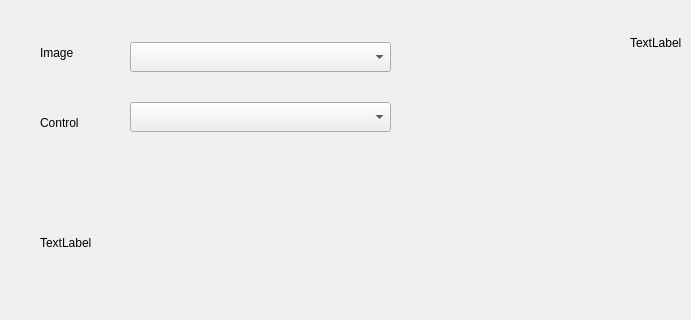
Qt form config.ui (mesterhazi/PictureViewer) before a commit; both pictures show x 0 to 691 and y 98 to 418 of the 964 by 418 pixel window.
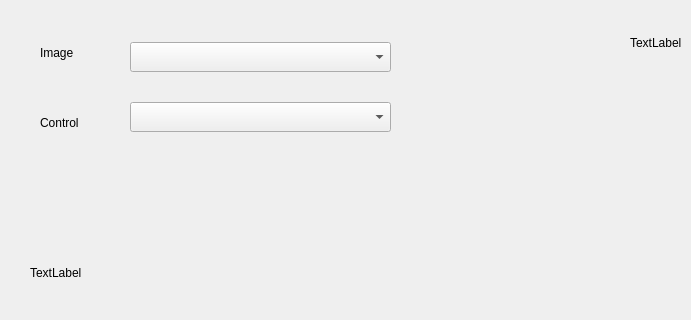
The same form after that commit.

Commit message: Automatic start after 30s in config window (with timeout resets)

What changed in the file:
```diff
--- a/config.ui
+++ b/config.ui
@@ -84,9 +84,9 @@
   <widget class="QLabel" name="label_AutoLoadCounter">
    <property name="geometry">
     <rect>
-     <x>40</x>
-     <y>330</y>
-     <width>67</width>
+     <x>30</x>
+     <y>360</y>
+     <width>531</width>
      <height>22</height>
     </rect>
    </property>
```
The commit also changes 2 other files.
